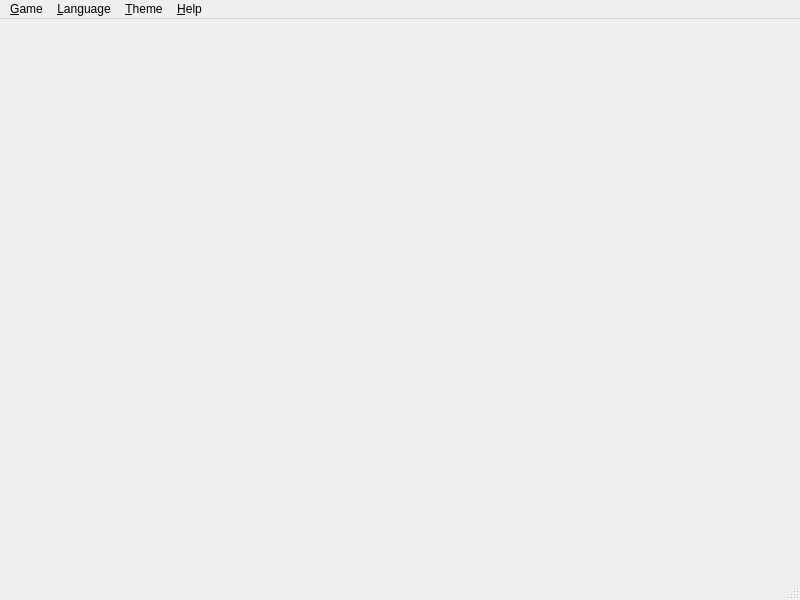
First picture: the form in apps/MainWindow.ui, repository jtorche/BlokusIA, before the edit.
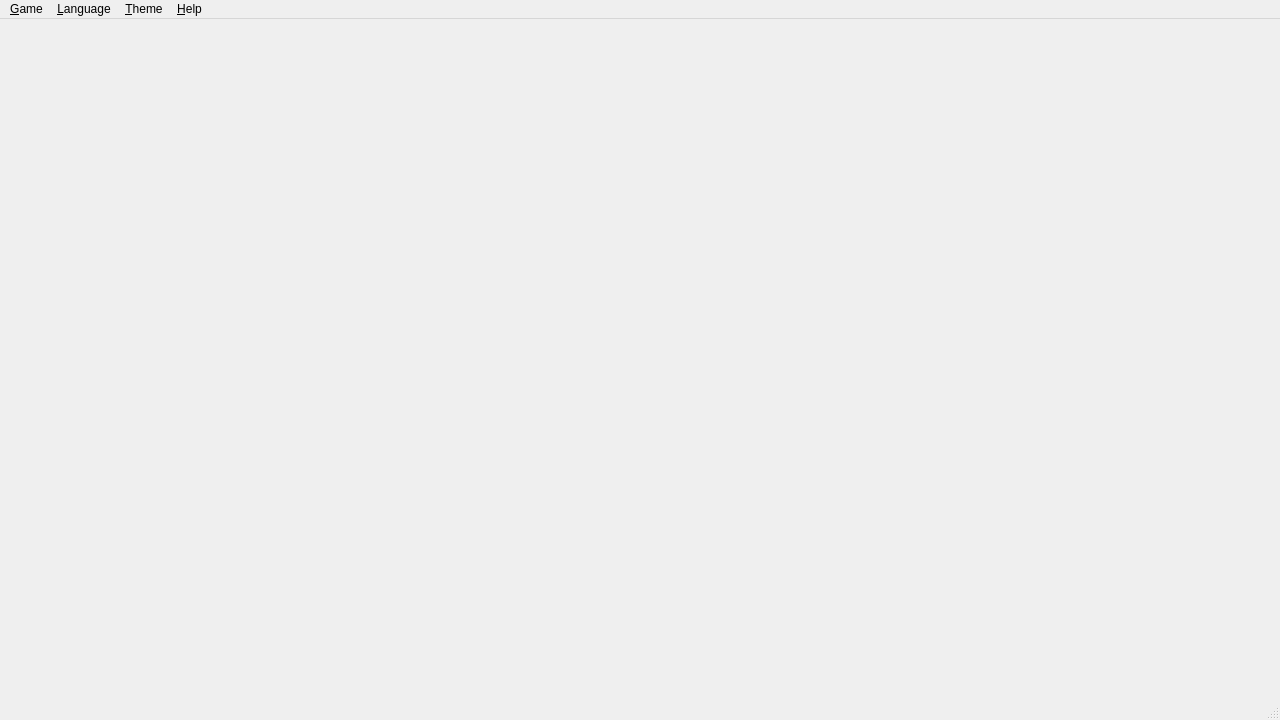
Second picture: the form after the edit. Icons and pictures are not drawn.

```diff
--- a/apps/MainWindow.ui
+++ b/apps/MainWindow.ui
@@ -6,8 +6,8 @@
    <rect>
     <x>0</x>
     <y>0</y>
-    <width>800</width>
-    <height>600</height>
+    <width>1280</width>
+    <height>720</height>
    </rect>
   </property>
   <property name="windowTitle">
@@ -25,7 +25,7 @@
     <rect>
      <x>0</x>
      <y>0</y>
-     <width>800</width>
+     <width>1280</width>
      <height>20</height>
     </rect>
    </property>
```
